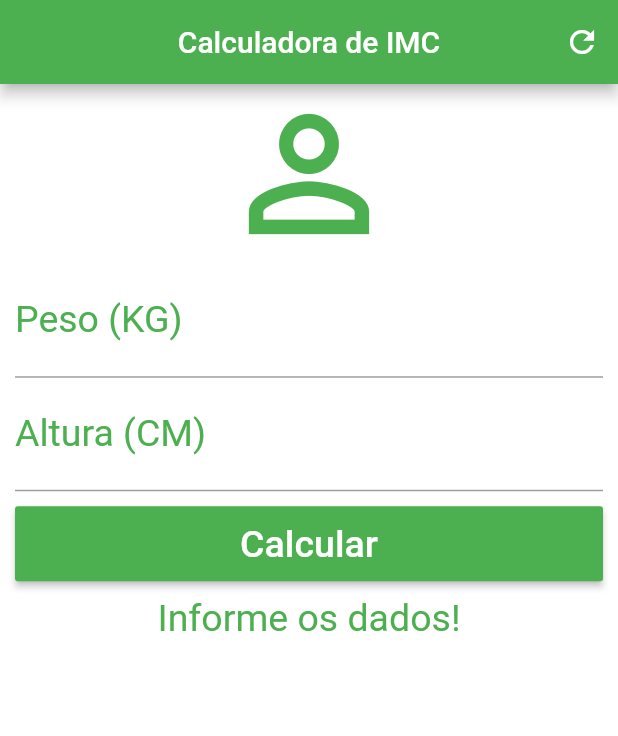
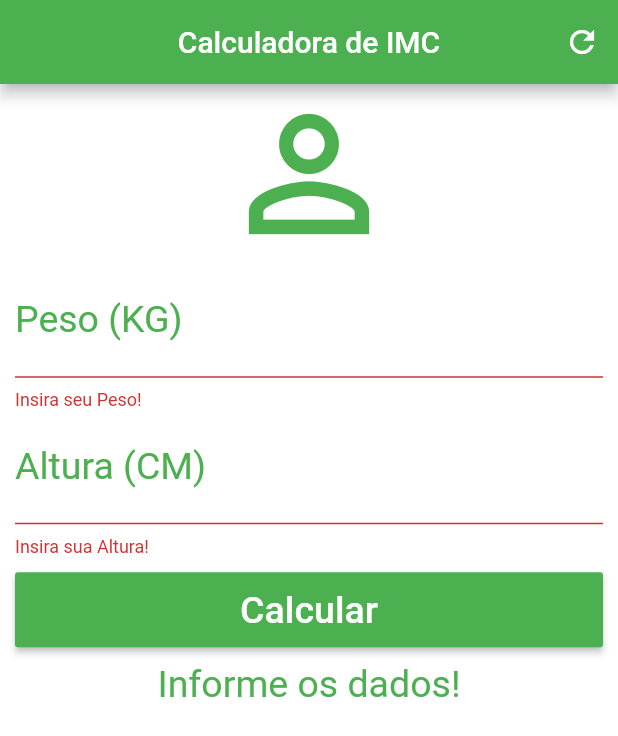
Before and after one commit to theer1k/flutter-imc-calculator, a Flutter app: the screen it shows after launch, after a tap on "Calcular", on a phone screen of 412 x 824 dp. Shown: the top 736 px of the screen. Run offline on Flutter 3.47's test engine with Material 2 defaults, Android fonts, the phone set to English and light mode, and no system bars.

```diff
--- a/lib/main.dart
+++ b/lib/main.dart
@@ -15,6 +15,8 @@ class _HomeState extends State<Home> {
 
   String _infoText = "Informe os dados!";
 
+  GlobalKey<FormState> _formKey = GlobalKey<FormState>();
+
   void _resetFields() {
     weightContronller.text = "";
     heightContronller.text = "";
@@ -30,8 +32,6 @@ class _HomeState extends State<Home> {
       double height = double.parse(heightContronller.text) / 100;
 
       double imc = weight / (height * height);
-
-      print(imc);
 
       if (imc < 18.6) {
         _infoText = "Abaixo do Peso (${imc.toStringAsPrecision(3)})";
@@ -66,11 +66,13 @@ class _HomeState extends State<Home> {
         backgroundColor: Colors.white,
         body: SingleChildScrollView(
             padding: EdgeInsets.fromLTRB(10.0, 0.0, 10.0, 0.0),
+            child: Form(
+              key: _formKey,
               child: Column(
                 crossAxisAlignment: CrossAxisAlignment.stretch,
                 children: <Widget>[
                   Icon(Icons.person_outline, size: 120.0, color: Colors.green),
-              TextField(
+                  TextFormField(
                     keyboardType: TextInputType.number,
                     decoration: InputDecoration(
                         labelText: "Peso (KG)",
@@ -80,8 +82,14 @@ class _HomeState extends State<Home> {
                       color: Colors.green,
                       fontSize: 25.0,
                     ),
-                  controller: weightContronller),
-              TextField(
+                    controller: weightContronller,
+                    validator: (value) {
+                      if (value.isEmpty) {
+                        return "Insira seu Peso!";
+                      }
+                    },
+                  ),
+                  TextFormField(
                     keyboardType: TextInputType.number,
                     decoration: InputDecoration(
                         labelText: "Altura (CM)",
@@ -91,16 +99,27 @@ class _HomeState extends State<Home> {
                       color: Colors.green,
                       fontSize: 25.0,
                     ),
-                  controller: heightContronller),
+                    controller: heightContronller,
+                    validator: (value) {
+                      if (value.isEmpty) {
+                        return "Insira sua Altura!";
+                      }
+                    },
+                  ),
                   Padding(
                       padding: EdgeInsets.only(top: 10.0, bottom: 10.0),
                       child: Container(
                         height: 50.0,
                         child: RaisedButton(
-                      onPressed: _calculate,
+                          onPressed: () {
+                            if (_formKey.currentState.validate()) {
+                               _calculate();
+                            }
+                          },
                           child: Text(
                             "Calcular",
-                        style: TextStyle(color: Colors.white, fontSize: 25.0),
+                            style:
+                                TextStyle(color: Colors.white, fontSize: 25.0),
                           ),
                           color: Colors.green,
                         ),
@@ -112,6 +131,6 @@ class _HomeState extends State<Home> {
                   )
                 ],
               ),
-        ));
+            )));
   }
 }
```
Lines whose indentation alone changed are shown as unchanged.
